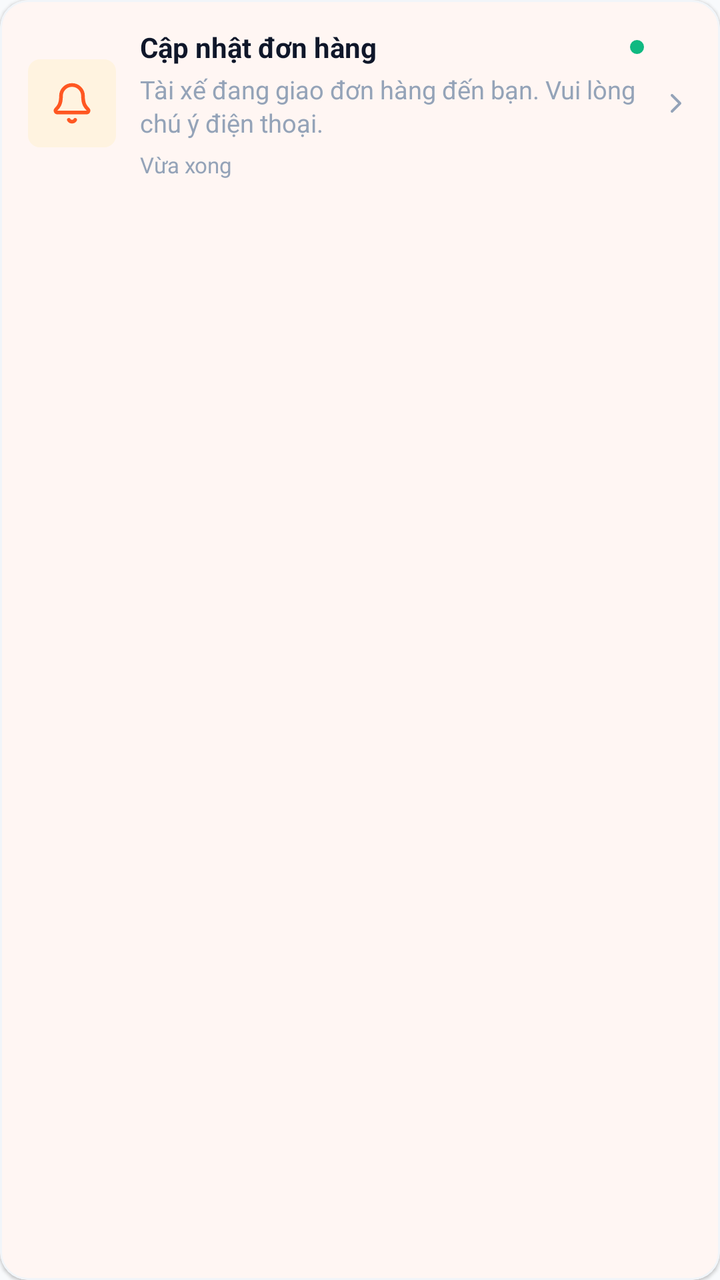
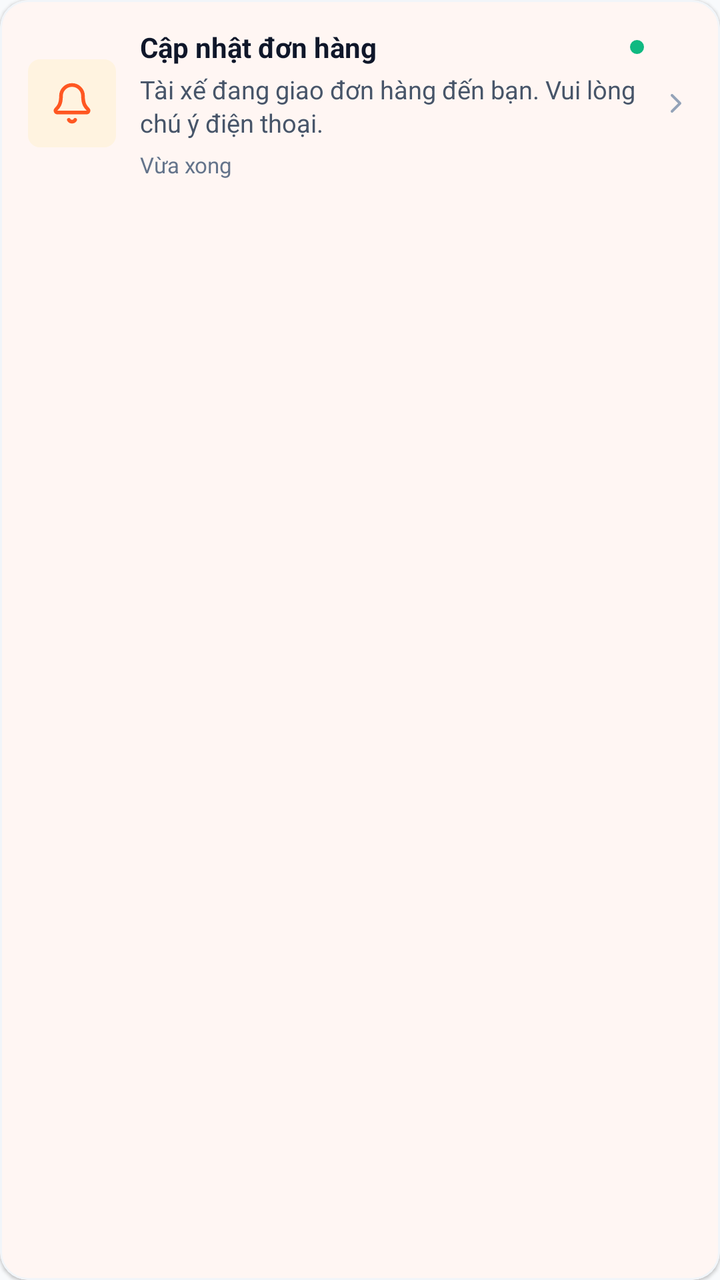

Compare the two renders of this Android layout. The source of the first and the diff that turns it into the second are given below.
<!-- AndroidManifest.xml: application theme Theme.FoodOrder.Customer -->
<!-- res/layout/item_notification.xml -->
<?xml version="1.0" encoding="utf-8"?>
<com.google.android.material.card.MaterialCardView
    xmlns:android="http://schemas.android.com/apk/res/android"
    xmlns:app="http://schemas.android.com/apk/res-auto"
    android:layout_width="match_parent"
    android:layout_height="wrap_content"
    android:layout_marginHorizontal="16dp"
    android:layout_marginVertical="6dp"
    app:cardBackgroundColor="@color/white"
    app:cardCornerRadius="14dp"
    app:cardElevation="1dp"
    app:strokeColor="#F1F5F9"
    app:strokeWidth="1dp">

    <LinearLayout
        android:layout_width="match_parent"
        android:layout_height="wrap_content"
        android:gravity="center_vertical"
        android:orientation="horizontal"
        android:padding="14dp">

        
        <FrameLayout
            android:id="@+id/flNotifIcon"
            android:layout_width="44dp"
            android:layout_height="44dp"
            android:background="@drawable/bg_badge_orange">

            <ImageView
                android:id="@+id/ivNotifIcon"
                android:layout_width="22dp"
                android:layout_height="22dp"
                android:layout_gravity="center"
                app:srcCompat="@drawable/ic_notification"
                app:tint="@color/primary" />
        </FrameLayout>

        
        <LinearLayout
            android:layout_width="0dp"
            android:layout_height="wrap_content"
            android:layout_marginStart="12dp"
            android:layout_weight="1"
            android:orientation="vertical">

            <LinearLayout
                android:layout_width="match_parent"
                android:layout_height="wrap_content"
                android:gravity="center_vertical"
                android:orientation="horizontal">

                <TextView
                    android:id="@+id/tvNotifTitle"
                    android:layout_width="0dp"
                    android:layout_height="wrap_content"
                    android:layout_weight="1"
                    android:ellipsize="end"
                    android:maxLines="1"
                    android:text="Cập nhật đơn hàng"
                    android:textColor="@color/text_primary"
                    android:textSize="14sp"
                    android:textStyle="bold" />

                
                <View
                    android:id="@+id/viewUnreadDot"
                    android:layout_width="7dp"
                    android:layout_height="7dp"
                    android:layout_marginStart="6dp"
                    android:background="@drawable/bg_dot_online" />
            </LinearLayout>

            <TextView
                android:id="@+id/tvNotifBody"
                android:layout_width="match_parent"
                android:layout_height="wrap_content"
                android:layout_marginTop="3dp"
                android:ellipsize="end"
                android:lineSpacingExtra="2dp"
                android:maxLines="2"
                android:text="Tài xế đang giao đơn hàng đến bạn. Vui lòng chú ý điện thoại."
                android:textColor="@color/text_muted"
                android:textSize="12.5sp" />

            <TextView
                android:id="@+id/tvNotifTime"
                android:layout_width="wrap_content"
                android:layout_height="wrap_content"
                android:layout_marginTop="5dp"
                android:text="Vừa xong"
                android:textColor="#94A3B8"
                android:textSize="11sp" />
        </LinearLayout>

        
        <ImageView
            android:layout_width="16dp"
            android:layout_height="16dp"
            android:layout_marginStart="8dp"
            app:srcCompat="@drawable/ic_chevron_right"
            app:tint="@color/text_muted" />

    </LinearLayout>

</com.google.android.material.card.MaterialCardView>
<!-- resources referenced by this layout -->
<resources>
  <color name="primary">#FF5722</color>
  <color name="text_muted">#94A3B8</color>
  <color name="text_primary">#0F172A</color>
  <color name="white">#FFFFFF</color>
  <!-- drawable bg_badge_orange (drawable) -->
  <?xml version="1.0" encoding="utf-8"?>
  <shape xmlns:android="http://schemas.android.com/apk/res/android"
      android:shape="rectangle">
      <corners android:radius="6dp" />
      <solid android:color="@color/primary_light" />
  </shape>
  <!-- drawable bg_dot_online (drawable) -->
  <?xml version="1.0" encoding="utf-8"?>
  <shape xmlns:android="http://schemas.android.com/apk/res/android"
      android:shape="oval">
      <solid android:color="#10B981" />
  </shape>
  <!-- drawable ic_chevron_right (drawable) -->
  <vector xmlns:android="http://schemas.android.com/apk/res/android"
      android:width="24dp"
      android:height="24dp"
      android:viewportWidth="24"
      android:viewportHeight="24">
      <path
          android:strokeColor="#FF000000"
          android:strokeWidth="2"
          android:strokeLineCap="round"
          android:strokeLineJoin="round"
          android:pathData="m9 18 6-6-6-6" />
  </vector>
  <!-- drawable ic_notification (drawable) -->
  <vector xmlns:android="http://schemas.android.com/apk/res/android"
      android:width="24dp"
      android:height="24dp"
      android:viewportWidth="24"
      android:viewportHeight="24">
      <path
          android:strokeColor="#FF000000"
          android:strokeWidth="2"
          android:strokeLineCap="round"
          android:strokeLineJoin="round"
          android:pathData="M10.268 21a2 2 0 0 0 3.464 0" />
      <path
          android:strokeColor="#FF000000"
          android:strokeWidth="2"
          android:strokeLineCap="round"
          android:strokeLineJoin="round"
          android:pathData="M3.262 15.326A1 1 0 0 0 4 17h16a1 1 0 0 0 .74-1.673C19.41 13.956 18 12.499 18 8A6 6 0 0 0 6 8c0 4.499-1.411 5.956-2.738 7.326" />
  </vector>
  <style name="Theme.FoodOrder.Customer" parent="Theme.Material3.Light.NoActionBar">
          <item name="colorPrimary">@color/primary</item>
          <item name="colorPrimaryVariant">@color/primary_variant</item>
          <item name="colorOnPrimary">@color/on_primary</item>
          <item name="colorSecondary">@color/secondary</item>
          <item name="colorSecondaryVariant">@color/secondary_variant</item>
          <item name="colorOnSecondary">@color/on_secondary</item>
          <item name="android:colorBackground">@color/background</item>
          <item name="colorSurface">@color/surface</item>
          <item name="colorOnSurface">@color/on_surface</item>
          <item name="colorError">@color/error</item>
          <item name="colorOnError">@color/on_error</item>
          <item name="android:statusBarColor">@color/primary</item>
          <item name="android:windowLightStatusBar">false</item>
          <item name="android:navigationBarColor">@color/surface</item>
          <item name="android:windowLightNavigationBar">true</item>
      </style>
  <color name="primary_light">#FFF3E0</color>
  <color name="primary_variant">#E64A19</color>
  <color name="on_primary">#FFFFFF</color>
  <color name="secondary">#10B981</color>
  <color name="secondary_variant">#059669</color>
  <color name="on_secondary">#FFFFFF</color>
  <color name="background">#F8FAFC</color>
  <color name="surface">#FFFFFF</color>
  <color name="on_surface">#1E293B</color>
  <color name="error">#EF4444</color>
  <color name="on_error">#FFFFFF</color>
</resources>

<!-- the commit's change to res/layout/item_notification.xml (unified diff, before → after) -->
@@ -79,7 +79,7 @@
                 android:lineSpacingExtra="2dp"
                 android:maxLines="2"
                 android:text="Tài xế đang giao đơn hàng đến bạn. Vui lòng chú ý điện thoại."
-                android:textColor="@color/text_muted"
+                android:textColor="#475569"
                 android:textSize="12.5sp" />
 
             <TextView
@@ -88,7 +88,7 @@
                 android:layout_height="wrap_content"
                 android:layout_marginTop="5dp"
                 android:text="Vừa xong"
-                android:textColor="#94A3B8"
+                android:textColor="#64748B"
                 android:textSize="11sp" />
         </LinearLayout>
 
